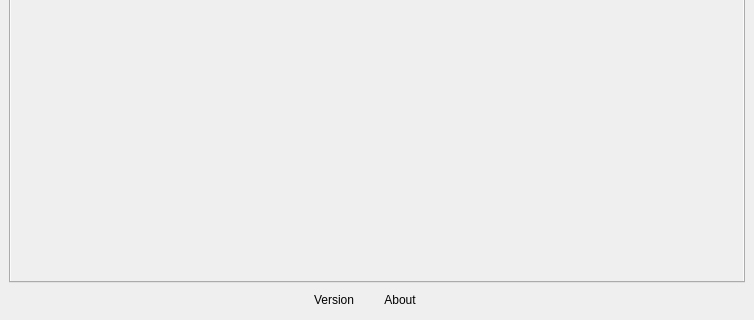
This is ui/cloud_masking_dockwidget_base.ui in SMByC/CloudMasking as Qt 5 draws it before an edit; both pictures show x 0 to 754 and y 839 to 1159 of the 754 by 1159 pixel window. The edited form follows.
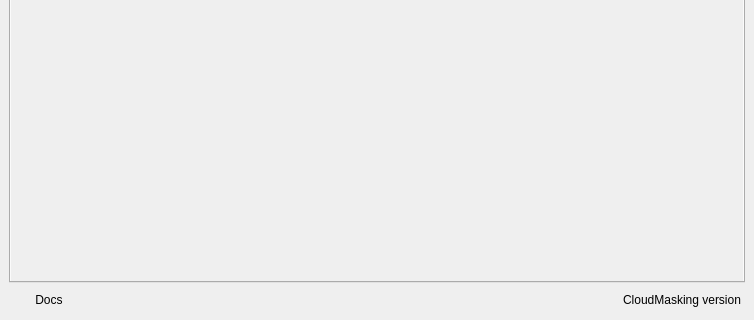
This is the edited form. Icons and pictures are not drawn. Custom widgets are drawn as their Qt base class.

Commit message: Improved the icons/buttons for plugin info

```diff
--- a/ui/cloud_masking_dockwidget_base.ui
+++ b/ui/cloud_masking_dockwidget_base.ui
@@ -2266,6 +2266,26 @@
        <property name="margin">
         <number>0</number>
        </property>
+       <item>
+        <widget class="QPushButton" name="QPBtn_PluginDocs">
+         <property name="cursor">
+          <cursorShape>WhatsThisCursor</cursorShape>
+         </property>
+         <property name="toolTip">
+          <string>Open the documentation for CloudMasking</string>
+         </property>
+         <property name="text">
+          <string>Docs</string>
+         </property>
+         <property name="icon">
+          <iconset>
+           <normaloff>:/plugins/CloudMasking/icons/about.svg</normaloff>:/plugins/CloudMasking/icons/about.svg</iconset>
+         </property>
+         <property name="flat">
+          <bool>true</bool>
+         </property>
+        </widget>
+       </item>
        <item>
         <spacer name="horizontalSpacer_10">
          <property name="orientation">
@@ -2280,44 +2300,25 @@
         </spacer>
        </item>
        <item>
-        <widget class="QLabel" name="plugin_version">
-         <property name="text">
-          <string>Version</string>
-         </property>
-         <property name="scaledContents">
-          <bool>false</bool>
-         </property>
-         <property name="margin">
-          <number>6</number>
-         </property>
-        </widget>
-       </item>
-       <item>
-        <widget class="QPushButton" name="button_about">
+        <widget class="QPushButton" name="QPBtn_PluginInfo">
          <property name="cursor">
           <cursorShape>WhatsThisCursor</cursorShape>
          </property>
-         <property name="text">
+         <property name="toolTip">
           <string>About</string>
          </property>
+         <property name="text">
+          <string>CloudMasking version</string>
+         </property>
+         <property name="icon">
+          <iconset>
+           <normaloff>:/plugins/CloudMasking/icons/cloud_masking.svg</normaloff>:/plugins/CloudMasking/icons/cloud_masking.svg</iconset>
+         </property>
          <property name="flat">
           <bool>true</bool>
          </property>
         </widget>
        </item>
-       <item>
-        <spacer name="horizontalSpacer_12">
-         <property name="orientation">
-          <enum>Qt::Horizontal</enum>
-         </property>
-         <property name="sizeHint" stdset="0">
-          <size>
-           <width>40</width>
-           <height>20</height>
-          </size>
-         </property>
-        </spacer>
-       </item>
       </layout>
      </widget>
     </item>
```
Left out of the diff: 8 changed lines with no effect on the pictures. The commit also changes 1 other file.
